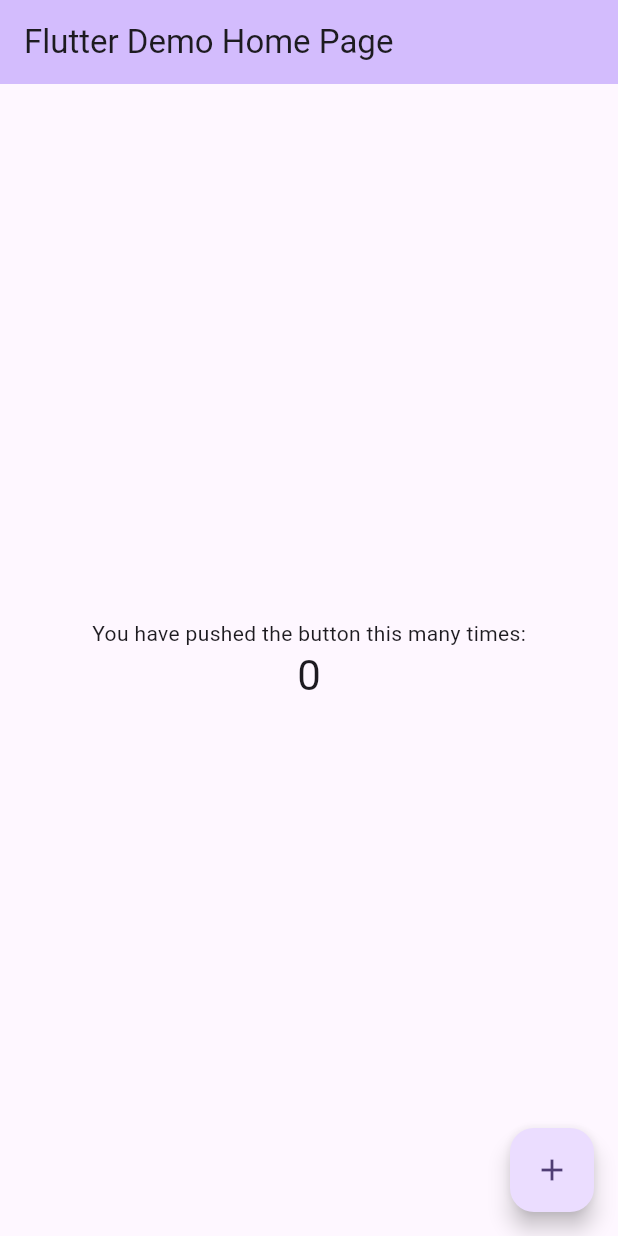
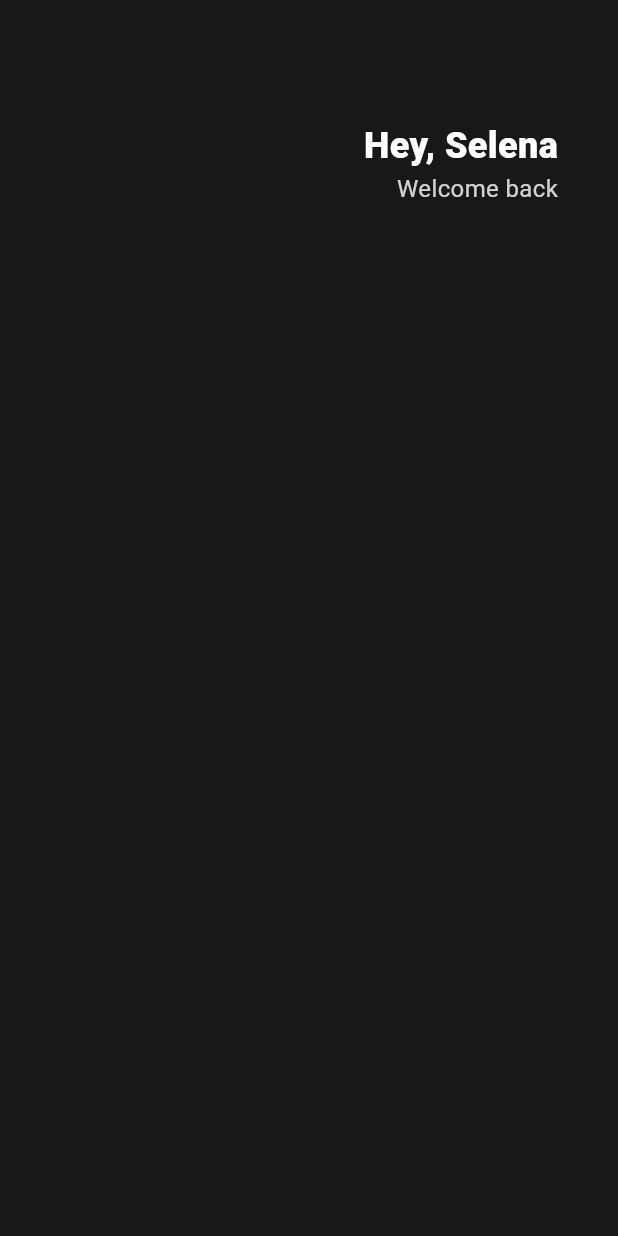
Before and after one commit to ParkSohyunee/flutter-toonflix, a Flutter app: the screen it shows after launch, on a phone screen of 412 x 824 dp. Run offline on Flutter 3.47's test engine with Material 3 defaults, Android fonts, the phone set to English and light mode, and no system bars.

Commit message:
feat: Header 구현

```diff
--- a/lib/main.dart
+++ b/lib/main.dart
@@ -1,125 +1,50 @@
 import 'package:flutter/material.dart';
 
 void main() {
-  runApp(const MyApp());
+  runApp(App());
 }
 
-class MyApp extends StatelessWidget {
-  const MyApp({super.key});
-
-  // This widget is the root of your application.
+class App extends StatelessWidget {
   @override
   Widget build(BuildContext context) {
+    // root 앱의 테마 설정(기본 UI 설정 및 재료 등)
     return MaterialApp(
-      title: 'Flutter Demo',
-      theme: ThemeData(
-        // This is the theme of your application.
-        //
-        // TRY THIS: Try running your application with "flutter run". You'll see
-        // the application has a purple toolbar. Then, without quitting the app,
-        // try changing the seedColor in the colorScheme below to Colors.green
-        // and then invoke "hot reload" (save your changes or press the "hot
-        // reload" button in a Flutter-supported IDE, or press "r" if you used
-        // the command line to start the app).
-        //
-        // Notice that the counter didn't reset back to zero; the application
-        // state is not lost during the reload. To reset the state, use hot
-        // restart instead.
-        //
-        // This works for code too, not just values: Most code changes can be
-        // tested with just a hot reload.
-        colorScheme: ColorScheme.fromSeed(seedColor: Colors.deepPurple),
-        useMaterial3: true,
+      home: Scaffold(
+        backgroundColor: Color(0xFF181818),
+        body: Padding(
+          padding: EdgeInsets.symmetric(horizontal: 40),
+          child: Column(
+            children: [
+              SizedBox(
+                height: 80,
+              ),
+              Row(
+                mainAxisAlignment: MainAxisAlignment.end,
+                children: [
+                  Column(
+                    crossAxisAlignment: CrossAxisAlignment.end,
+                    children: [
+                      Text(
+                        'Hey, Selena',
+                        style: TextStyle(
+                          color: Colors.white,
+                          fontSize: 24,
+                          fontWeight: FontWeight.w800,
+                        ),
+                      ),
+                      Text(
+                        'Welcome back',
+                        style: TextStyle(
+                            color: Colors.white.withOpacity(0.8), fontSize: 16),
+                      ),
+                    ],
+                  )
+                ],
+              )
+            ],
+          ),
+        ),
       ),
-      home: const MyHomePage(title: 'Flutter Demo Home Page'),
     );
   }
 }
-
-class MyHomePage extends StatefulWidget {
-  const MyHomePage({super.key, required this.title});
-
-  // This widget is the home page of your application. It is stateful, meaning
-  // that it has a State object (defined below) that contains fields that affect
-  // how it looks.
-
-  // This class is the configuration for the state. It holds the values (in this
-  // case the title) provided by the parent (in this case the App widget) and
-  // used by the build method of the State. Fields in a Widget subclass are
-  // always marked "final".
-
-  final String title;
-
-  @override
-  State<MyHomePage> createState() => _MyHomePageState();
-}
-
-class _MyHomePageState extends State<MyHomePage> {
-  int _counter = 0;
-
-  void _incrementCounter() {
-    setState(() {
-      // This call to setState tells the Flutter framework that something has
-      // changed in this State, which causes it to rerun the build method below
-      // so that the display can reflect the updated values. If we changed
-      // _counter without calling setState(), then the build method would not be
-      // called again, and so nothing would appear to happen.
-      _counter++;
-    });
-  }
-
-  @override
-  Widget build(BuildContext context) {
-    // This method is rerun every time setState is called, for instance as done
-    // by the _incrementCounter method above.
-    //
-    // The Flutter framework has been optimized to make rerunning build methods
-    // fast, so that you can just rebuild anything that needs updating rather
-    // than having to individually change instances of widgets.
-    return Scaffold(
-      appBar: AppBar(
-        // TRY THIS: Try changing the color here to a specific color (to
-        // Colors.amber, perhaps?) and trigger a hot reload to see the AppBar
-        // change color while the other colors stay the same.
-        backgroundColor: Theme.of(context).colorScheme.inversePrimary,
-        // Here we take the value from the MyHomePage object that was created by
-        // the App.build method, and use it to set our appbar title.
-        title: Text(widget.title),
-      ),
-      body: Center(
-        // Center is a layout widget. It takes a single child and positions it
-        // in the middle of the parent.
-        child: Column(
-          // Column is also a layout widget. It takes a list of children and
-          // arranges them vertically. By default, it sizes itself to fit its
-          // children horizontally, and tries to be as tall as its parent.
-          //
-          // Column has various properties to control how it sizes itself and
-          // how it positions its children. Here we use mainAxisAlignment to
-          // center the children vertically; the main axis here is the vertical
-          // axis because Columns are vertical (the cross axis would be
-          // horizontal).
-          //
-          // TRY THIS: Invoke "debug painting" (choose the "Toggle Debug Paint"
-          // action in the IDE, or press "p" in the console), to see the
-          // wireframe for each widget.
-          mainAxisAlignment: MainAxisAlignment.center,
-          children: <Widget>[
-            const Text(
-              'You have pushed the button this many times:',
-            ),
-            Text(
-              '$_counter',
-              style: Theme.of(context).textTheme.headlineMedium,
-            ),
-          ],
-        ),
-      ),
-      floatingActionButton: FloatingActionButton(
-        onPressed: _incrementCounter,
-        tooltip: 'Increment',
-        child: const Icon(Icons.add),
-      ), // This trailing comma makes auto-formatting nicer for build methods.
-    );
-  }
-}
```
Also changed, not shown: 1 other file.
